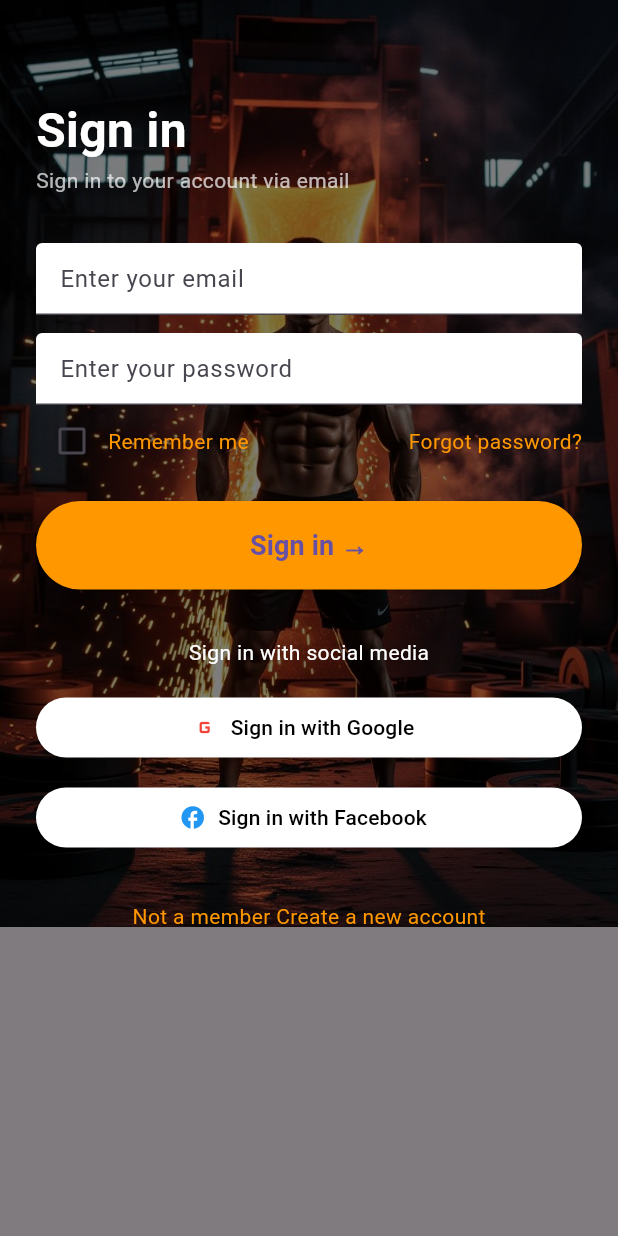
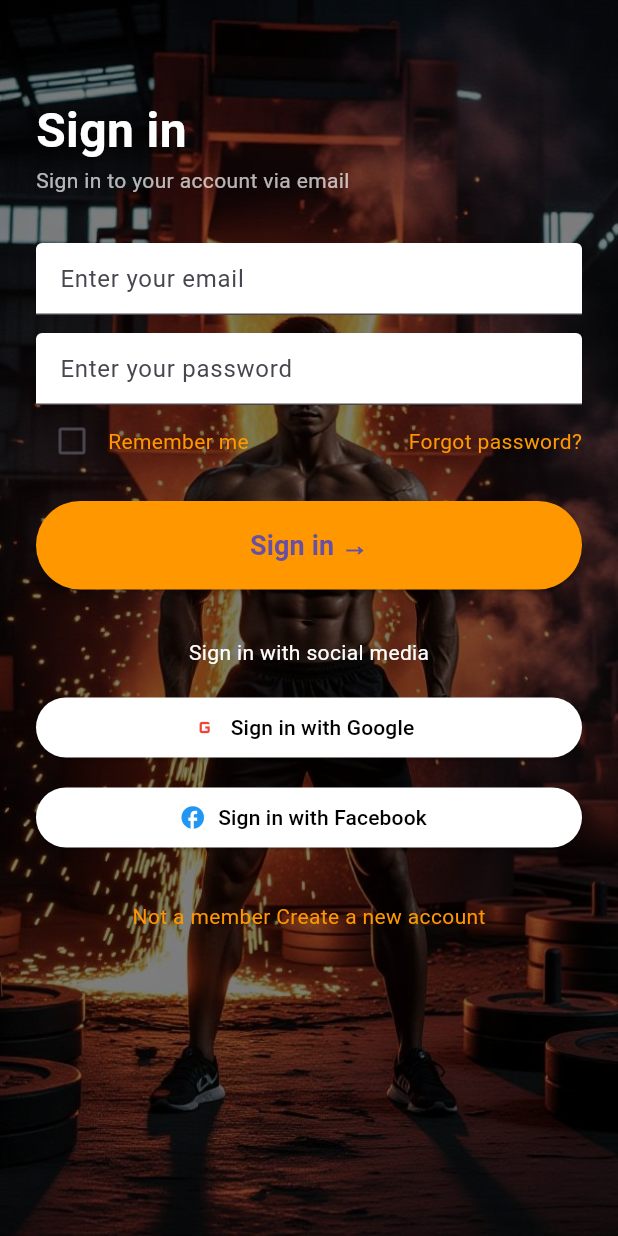
Before and after one commit to ottoorta/weightlifting-tracker, a Flutter app: the screen it shows after launch, on a phone screen of 412 x 824 dp. Run offline on Flutter 3.47's test engine with Material 3 defaults, Android fonts, the phone set to English and light mode, and no system bars; our stand-ins replace cloud_firestore, firebase_auth, firebase_core, google_sign_in, shared_preferences; missing offline and left inert: flutter_facebook_auth; accounts and stored records are empty.

```diff
--- a/lib/screens/sign_in_screen.dart
+++ b/lib/screens/sign_in_screen.dart
@@ -77,7 +77,7 @@ class _SignInScreenState extends State<SignInScreen> {
       body: Stack(
         children: [
           Image.asset('assets/images/splash_bg.jpg',
-              fit: BoxFit.cover, width: double.infinity),
+              fit: BoxFit.cover, height: double.infinity),
           Container(color: const Color(0x80000000)),
           SafeArea(
             child: SingleChildScrollView(
```
